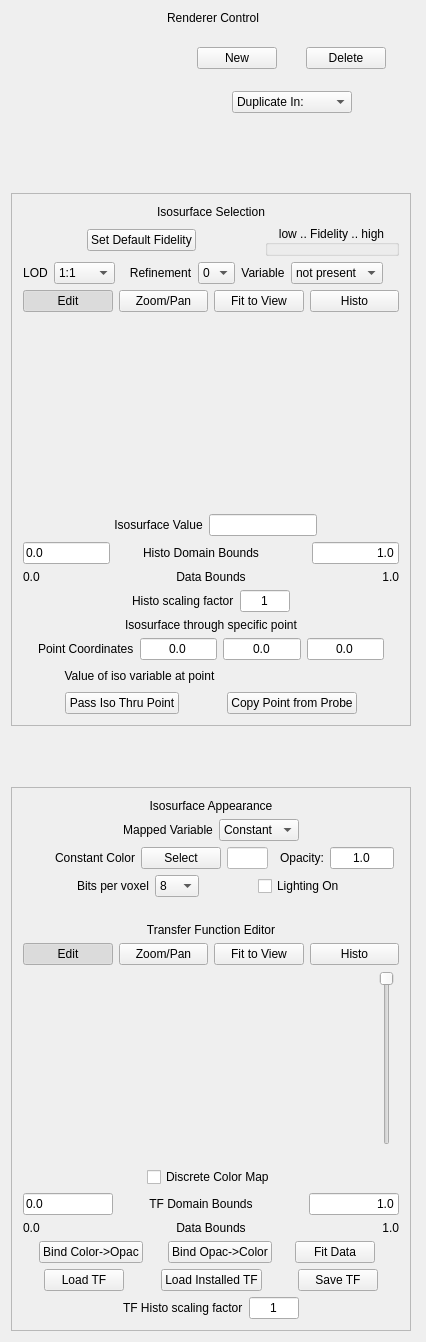
Qt form apps/vaporgui/guis/ui/isotab.ui (yyr/vapor) before a commit.
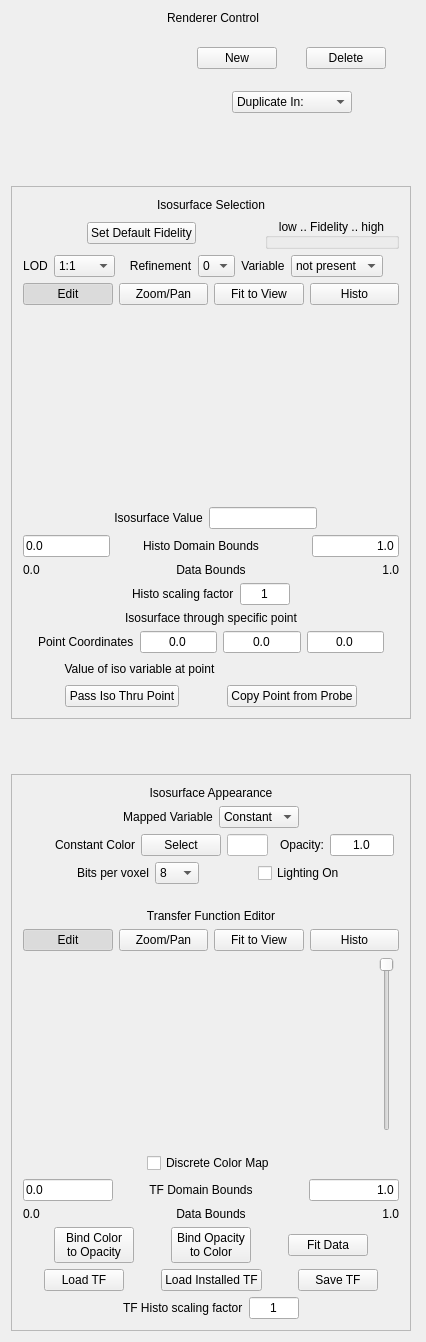
The same form after that commit. Custom widgets are drawn as their Qt base class.

Commit message: Modify text in bind buttons below TF

Diff of the .ui file:
```diff
--- a/apps/vaporgui/guis/ui/isotab.ui
+++ b/apps/vaporgui/guis/ui/isotab.ui
@@ -2587,7 +2587,8 @@
 depending on which button is clicked.</string>
               </property>
               <property name="text">
-               <string>Bind Color-&gt;Opac</string>
+               <string>Bind Color
+to Opacity</string>
               </property>
              </widget>
             </item>
@@ -2623,7 +2624,8 @@
 depending on which button is clicked.</string>
               </property>
               <property name="text">
-               <string>Bind Opac-&gt;Color</string>
+               <string>Bind Opacity
+to Color</string>
               </property>
              </widget>
             </item>
```
The commit also changes 4 other files.
